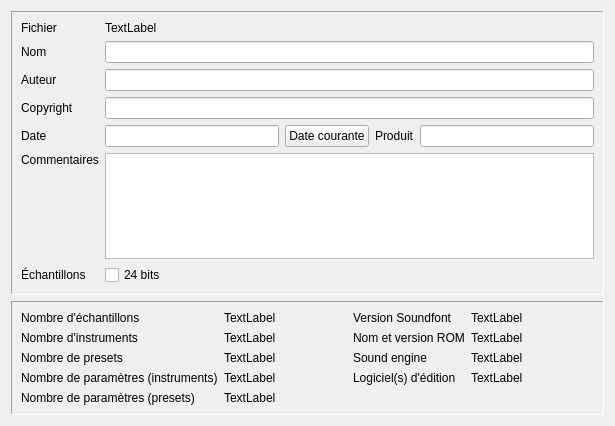
Old version of the form trunk/pages/page_sf2.ui in the repository davy7125/polyphone.
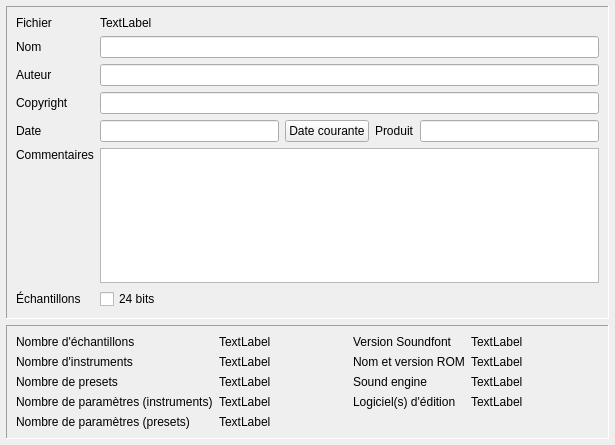
New version of the form. Custom widgets are drawn as their Qt base class.

```diff
--- a/trunk/pages/page_sf2.ui
+++ b/trunk/pages/page_sf2.ui
@@ -7,13 +7,25 @@
     <x>0</x>
     <y>0</y>
     <width>615</width>
-    <height>426</height>
+    <height>445</height>
    </rect>
   </property>
   <property name="windowTitle">
    <string notr="true">Form</string>
   </property>
   <layout class="QVBoxLayout" name="verticalLayout_4">
+   <property name="leftMargin">
+    <number>6</number>
+   </property>
+   <property name="topMargin">
+    <number>6</number>
+   </property>
+   <property name="rightMargin">
+    <number>6</number>
+   </property>
+   <property name="bottomMargin">
+    <number>6</number>
+   </property>
    <item>
     <widget class="QFrame" name="frame_3">
      <property name="frameShape">
```
